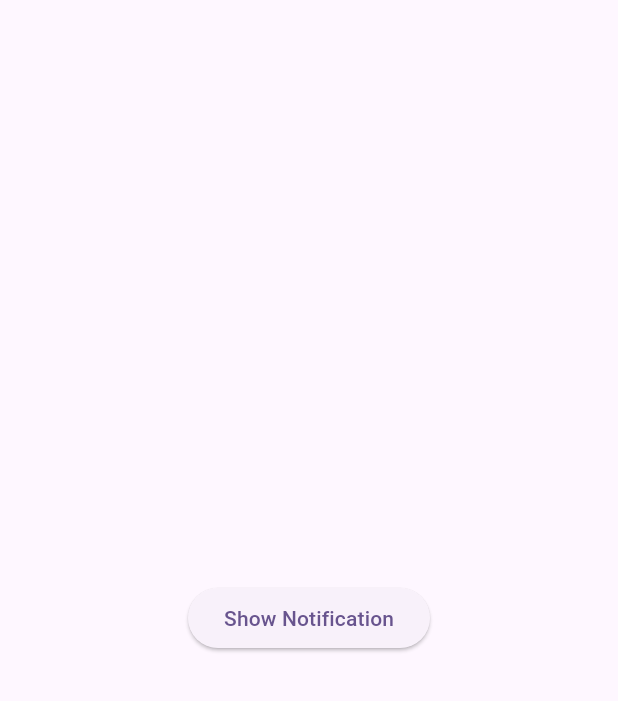
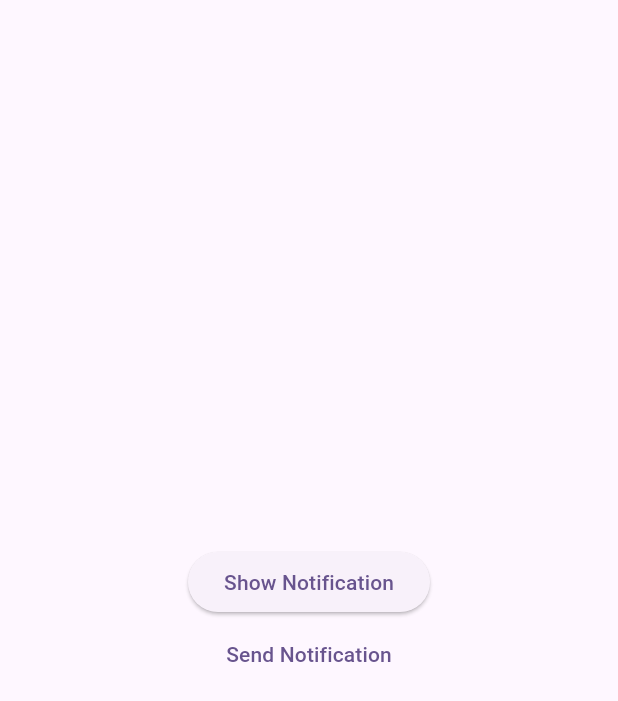
Before and after one commit to AmmadNaseem/flutter_firebase_fcm, a Flutter app: the screen it shows after launch, on a phone screen of 412 x 824 dp. Shown: the top 701 px of the screen. Run offline on Flutter 3.47's test engine with Material 2 defaults, Android fonts, the light colour scheme and no system bars; our stand-ins replace firebase_core, firebase_messaging, flutter_local_notifications; missing offline and left inert: app_settings; accounts and stored records are empty.

Commit message:
three state of notifications shown

```diff
--- a/lib/home_screen.dart
+++ b/lib/home_screen.dart
@@ -15,9 +15,10 @@ class _HomeScreenState extends State<HomeScreen> {
     super.initState();
     notificationService.requestNotificationPermission();
     notificationService.firebaseInit(context);
+    notificationService.setupInteractMessage(context);
     notificationService.isTokenRefresh();
     notificationService.getDeviceToken().then((value) {
-      print('Device Token: ');
+      print('=========Device Token: ');
       print(value);
     });
   }
@@ -26,7 +27,13 @@ class _HomeScreenState extends State<HomeScreen> {
   Widget build(BuildContext context) {
     return Scaffold(
       body: Center(
-        child: NotificationButton(),
+        child: Column(mainAxisAlignment: MainAxisAlignment.center, children: [
+          NotificationButton(),
+          TextButton(
+            onPressed: () {},
+            child: const Text('Send Notification'),
+          ),
+        ]),
       ),
     );
   }
--- a/pubspec.yaml
+++ b/pubspec.yaml
@@ -38,6 +38,7 @@ dependencies:
   firebase_core: ^2.7.0
   firebase_messaging: ^14.2.5
   app_settings: ^4.2.0
+  http:
   flutter_local_notifications: ^13.0.0
 
 dev_dependencies:
```
Also changed, not shown: lib/main.dart (+15 -0 lines), lib/message_screen.dart (added, +21 -0 lines), lib/notification_service.dart (+48 -6 lines), pubspec.lock, 1 other file.
